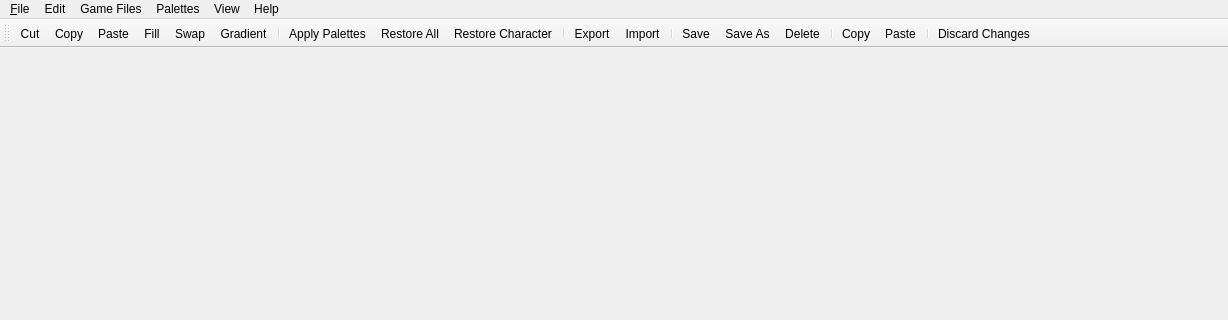
Before: the Qt Designer form bbsed/ui/main_window.ui in slacknate/bbsed, drawn with Qt 5; both pictures show x 0 to 1228 and y 0 to 320 of the 1228 by 853 pixel window.
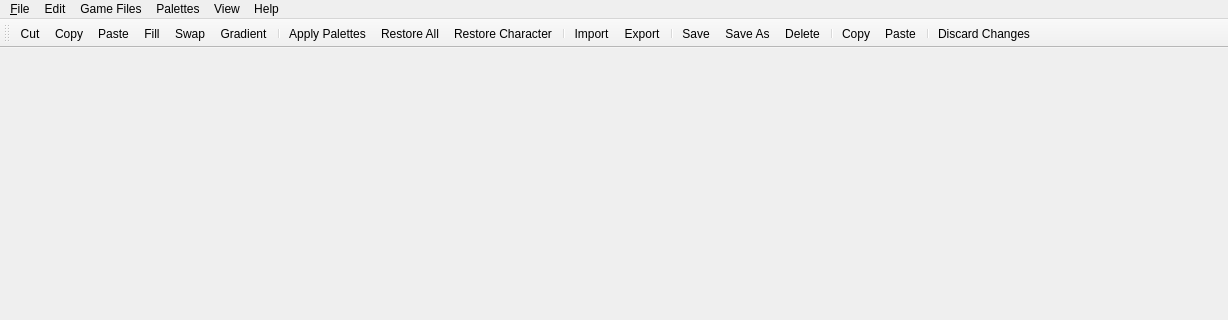
After: the same form once the commit is applied. Icons and pictures are not drawn.

Commit message:
[ui] order toolbar items the same as their originating menu
 - import should appear before export

What changed in the file:
```diff
--- a/bbsed/ui/main_window.ui
+++ b/bbsed/ui/main_window.ui
@@ -138,8 +138,8 @@
    <addaction name="restore_all"/>
    <addaction name="restore_character"/>
    <addaction name="separator"/>
-   <addaction name="export_palettes"/>
    <addaction name="import_palettes"/>
+   <addaction name="export_palettes"/>
    <addaction name="separator"/>
    <addaction name="save_palette"/>
    <addaction name="save_palette_as"/>
```
The commit also changes 1 other file.
